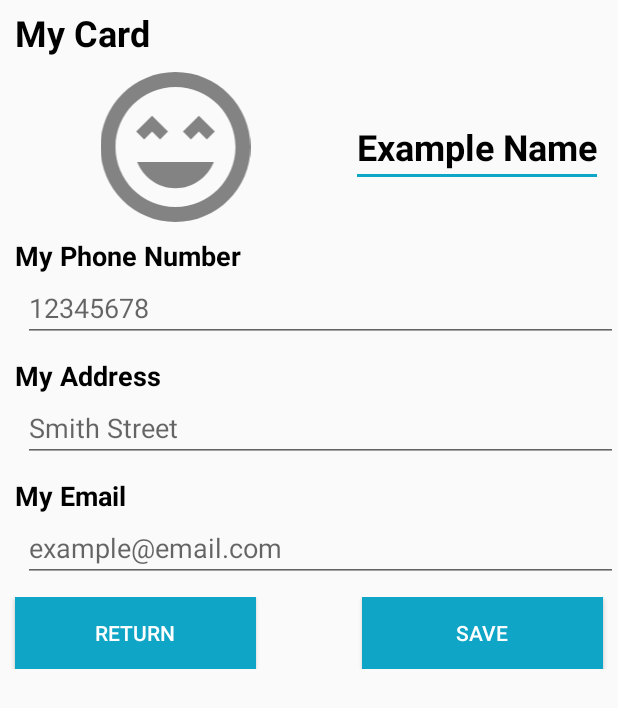
After one commit to NathanLib/ElderAid, an Android app: the layout dialog_view_card.xml on its own in the app's theme, with its tools: preview values and no code run, on a phone screen of 412 x 824 dp. The commit adds this screen. Shown: the top 708 px of the screen. Run offline under Robolectric (Android 15) with nearby library versions, the phone set to English and light mode, and no system bars.

Commit message:
Made the View MyCard Dialog

```diff
--- a/ElderAid/app/src/main/AndroidManifest.xml
+++ b/ElderAid/app/src/main/AndroidManifest.xml
@@ -13,11 +13,7 @@
 
         </activity>
         <activity android:name=".HomeActivity">
-            <intent-filter>
-                <action android:name="android.intent.action.MAIN" />
 
-                <category android:name="android.intent.category.LAUNCHER" />
-            </intent-filter>
         </activity>
         <activity android:name=".CalendarActivity" >
 
@@ -27,7 +23,11 @@
 
         </activity>
         <activity android:name=".ContactActivity" >
+            <intent-filter>
+                <action android:name="android.intent.action.MAIN" />
 
+                <category android:name="android.intent.category.LAUNCHER" />
+            </intent-filter>
         </activity>
         <activity android:name=".PrescriptionLevelActivity" >
 
--- a/ElderAid/app/src/main/java/uk/ac/rgu/elderaid/ContactActivity.java
+++ b/ElderAid/app/src/main/java/uk/ac/rgu/elderaid/ContactActivity.java
@@ -7,11 +7,14 @@ import android.os.Bundle;
 import androidx.appcompat.widget.Toolbar;
 import android.view.View;
 import android.view.WindowManager;
+import android.widget.Button;
 import android.widget.ImageButton;
+import android.widget.TextView;
 
 public class ContactActivity extends AppCompatActivity implements View.OnClickListener  {
 
     private ImageButton btnshowSideNav;
+    private TextView btnMyCard;
 
     @Override
     protected void onCreate(Bundle savedInstanceState) {
@@ -30,6 +33,16 @@ public class ContactActivity extends AppCompatActivity implements View.OnClickLi
                 openNavDialog();
             }
         });
+
+        btnMyCard = (TextView) findViewById(R.id.contact_tvMyCard);
+        btnMyCard.setOnClickListener(new View.OnClickListener() {
+            @Override
+            public void onClick(View view) {
+                openMyCardDialog();
+            }
+        });
+
+
     }
 
     public void openNavDialog(){
@@ -50,6 +63,24 @@ public class ContactActivity extends AppCompatActivity implements View.OnClickLi
         sideNavDialog.show();
     }
 
+    public void openMyCardDialog(){
+        final Dialog myCardDialog = new Dialog(this);
+
+
+        myCardDialog.setContentView(R.layout.dialog_view_card);
+        myCardDialog.setTitle("Navigation View");
+
+        WindowManager.LayoutParams lp = new WindowManager.LayoutParams();
+        lp.copyFrom(myCardDialog.getWindow().getAttributes());
+        lp.width = WindowManager.LayoutParams.MATCH_PARENT;
+        lp.height = WindowManager.LayoutParams.WRAP_CONTENT;
+
+        myCardDialog.show();
+        myCardDialog.getWindow().setAttributes(lp);
+
+        myCardDialog.show();
+    }
+
     @Override
     public void onClick(View v) {
 
--- /dev/null
+++ b/ElderAid/app/src/main/res/layout/dialog_view_card.xml
@@ -0,0 +1,147 @@
+<?xml version="1.0" encoding="utf-8"?>
+<LinearLayout xmlns:android="http://schemas.android.com/apk/res/android"
+    xmlns:app="http://schemas.android.com/apk/res-auto"
+    android:orientation="vertical" android:layout_width="match_parent"
+    android:layout_height="match_parent">
+
+    <TextView
+        android:id="@+id/textView"
+        android:layout_width="match_parent"
+        android:layout_height="wrap_content"
+        android:paddingLeft="10dp"
+        android:paddingTop="5dp"
+        android:text="@string/myCardTitle"
+        android:textColor="@color/black"
+        android:textSize="24sp"
+        android:textStyle="bold" />
+
+    <ScrollView
+        android:id="@+id/scrollViewCard"
+        android:layout_width="match_parent"
+        android:layout_height="match_parent">
+
+        <LinearLayout
+            android:layout_width="match_parent"
+            android:layout_height="wrap_content"
+            android:orientation="vertical" >
+
+            <LinearLayout
+                android:id="@+id/cardBasicLinear"
+                android:layout_width="match_parent"
+                android:layout_height="match_parent"
+                android:layout_marginTop="10dp"
+                android:orientation="horizontal">
+
+                <ImageView
+                    android:id="@+id/imageView2"
+                    android:layout_width="100dp"
+                    android:layout_height="100dp"
+                    android:layout_weight="1"
+                    app:srcCompat="@drawable/ic_profile" />
+
+
+                <EditText
+                    android:id="@+id/etMyCardName"
+                    android:layout_width="wrap_content"
+                    android:layout_height="wrap_content"
+                    android:layout_gravity="center"
+                    android:layout_marginEnd="10dp"
+                    android:layout_marginRight="10dp"
+                    android:hint="@string/myCardName"
+                    android:textColorHint="@color/black"
+                    android:textSize="24sp"
+                    android:textStyle="bold"/>
+            </LinearLayout>
+
+            <TextView
+                android:id="@+id/tvCardPhoneNum"
+                android:layout_width="match_parent"
+                android:layout_height="wrap_content"
+                android:paddingLeft="10dp"
+                android:paddingTop="10dp"
+                android:text="@string/myCardPhoneNum"
+                android:textColor="@color/black"
+                android:textSize="18sp"
+                android:textStyle="bold" />
+
+            <EditText
+                android:id="@+id/etCardPhoneNum"
+                android:layout_width="match_parent"
+                android:layout_height="wrap_content"
+                android:layout_marginLeft="15dp"
+                android:ems="10"
+                android:hint="@string/myCardNumPlaceholder"
+                android:inputType="phone" />
+
+            <TextView
+                android:id="@+id/tvCardAddress"
+                android:layout_width="match_parent"
+                android:layout_height="wrap_content"
+                android:paddingLeft="10dp"
+                android:paddingTop="10dp"
+                android:text="@string/myCardAddress"
+                android:textColor="@color/black"
+                android:textSize="18sp"
+                android:textStyle="bold" />
+
+            <EditText
+                android:id="@+id/etAddress"
+                android:layout_width="match_parent"
+                android:layout_height="wrap_content"
+                android:ems="10"
+                android:layout_marginLeft="15dp"
+                android:hint="@string/myCardAddressPlaceholder"
+                android:inputType="text" />
+            <TextView
+                android:id="@+id/tvCardEmail"
+                android:layout_width="match_parent"
+                android:layout_height="wrap_content"
+                android:paddingLeft="10dp"
+                android:paddingTop="10dp"
+                android:text="@string/myCardEmail"
+                android:textColor="@color/black"
+                android:textSize="18sp"
+                android:textStyle="bold" />
+
+            <EditText
+                android:id="@+id/etEmail"
+                android:layout_width="match_parent"
+                android:layout_height="wrap_content"
+                android:ems="10"
+                android:layout_marginLeft="15dp"
+                android:hint="@string/myCardEmailPlaceholder"
+                android:inputType="text" />
+
+            <LinearLayout
+                android:id="@+id/buttonLinear"
+                android:layout_width="match_parent"
+                android:layout_height="match_parent"
+                android:layout_marginTop="10dp"
+                android:layout_marginBottom="10dp"
+                android:orientation="horizontal">
+
+                <Button
+                    android:id="@+id/btnReturn"
+                    android:layout_width="wrap_content"
+                    android:layout_height="wrap_content"
+                    android:layout_marginLeft="10dp"
+                    android:layout_marginRight="35dp"
+                    android:layout_weight="1"
+                    android:background="@color/pacificblue"
+                    android:text="@string/myCardBtnReturn"
+                    android:textColor="@color/white" />
+
+                <Button
+                    android:id="@+id/btnSave"
+                    android:layout_width="wrap_content"
+                    android:layout_height="wrap_content"
+                    android:layout_marginLeft="35dp"
+                    android:layout_marginRight="10dp"
+                    android:layout_weight="1"
+                    android:background="@color/pacificblue"
+                    android:text="@string/myCardBtnSave"
+                    android:textColor="@color/white" />
+            </LinearLayout>
+        </LinearLayout>
+    </ScrollView>
+</LinearLayout>
--- a/ElderAid/app/src/main/res/values/strings.xml
+++ b/ElderAid/app/src/main/res/values/strings.xml
@@ -172,5 +172,15 @@
         <item>One Off</item>
     </string-array>
 
+    <string name="myCardTitle">My Card</string>
+    <string name="myCardName">Example Name</string>
+    <string name="myCardPhoneNum">My Phone Number</string>
+    <string name="myCardNumPlaceholder">12345678</string>
+    <string name="myCardAddress">My Address</string>
+    <string name="myCardAddressPlaceholder">Smith Street</string>
+    <string name="myCardEmail">My Email</string>
+    <string name="myCardEmailPlaceholder">example@email.com</string>
+    <string name="myCardBtnSave">Save</string>
+    <string name="myCardBtnReturn">Return</string>
 
 </resources>
```
